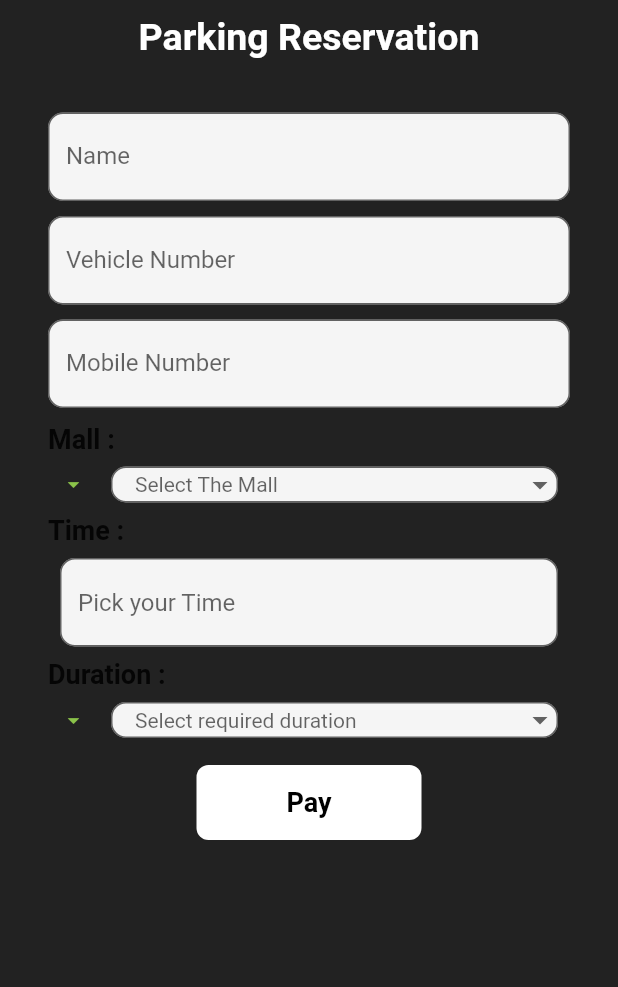
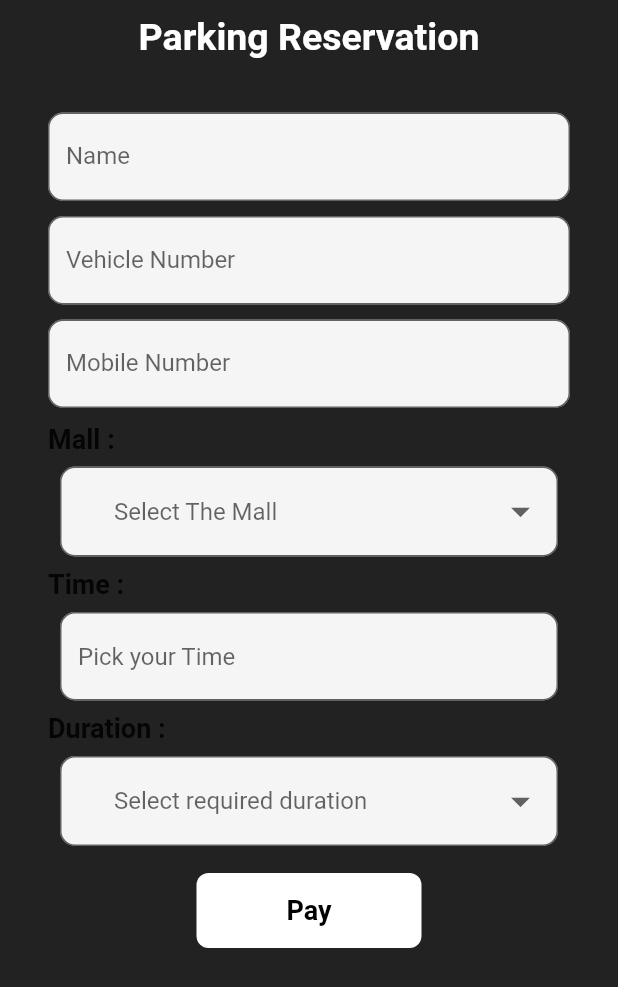
Before and after one commit to fimilfaneea/ParkSmart, a Flutter app: the HomePage screen opened by its route, after a tap on the "add" icon, on a phone screen of 412 x 824 dp. Shown: the top 987 px of the screen. Run offline on Flutter 3.47's test engine with Material 2 defaults, Android fonts, the phone set to English and light mode, and no system bars; our stand-ins replace cloud_firestore, dropdown_button2, firebase_auth, firebase_core, get, lottie and 1 more; missing offline and left inert: pay, razorpay_flutter; accounts and stored records are empty.

Commit message:
Ticket page dropdowns fixed

```diff
--- a/lib/views/ticket.dart
+++ b/lib/views/ticket.dart
@@ -189,15 +189,16 @@ class _AddState extends State<Add> {
                       Padding(
                         padding: const EdgeInsets.all(8.0),
                         child: DropdownButtonFormField2(
-
+                          buttonStyleData: const ButtonStyleData(
+                            height: 60,
+                            padding:
+                                EdgeInsets.only(left: 20, right: 10),
+                          ),
+                          iconStyleData: const IconStyleData(
+                            iconSize: 30,
+                            ),
                           decoration:
                           InputDecoration(
-                            icon: const Icon(
-                            Icons.arrow_drop_down,
-                            color: Colors.lightGreen,
-
-
-                          ),
                             fillColor: Colors.grey.shade100,
                             filled: true,
                             isDense: true,
@@ -210,16 +211,16 @@ class _AddState extends State<Add> {
                           isExpanded: true,
                           hint: const Text(
                             'Select The Mall',
-                            style: TextStyle(fontSize: 14),
+                            style: TextStyle(fontSize: 16),
                           ),
 
-                         // iconSize: 30,
-                          //buttonHeight: 60,
-                         // buttonPadding:
-                         // const EdgeInsets.only(left: 20, right: 10),
-                          //dropdownDecoration: BoxDecoration(
-                            //borderRadius: BorderRadius.circular(15),
-                         // ),
+
+                         dropdownStyleData: DropdownStyleData(
+                          decoration: BoxDecoration(
+                            borderRadius: BorderRadius.circular(15),
+                         ),
+                         ),
+
                           items: mallItems
                               .map((item) => DropdownMenuItem<String>(
                             value: item,
@@ -296,6 +297,45 @@ class _AddState extends State<Add> {
                       Padding(
                         padding: const EdgeInsets.all(8.0),
                         child: DropdownButtonFormField2(
+                          buttonStyleData: const ButtonStyleData(
+                            height: 60,
+                            padding:
+                            EdgeInsets.only(left: 20,right: 10),
+                          ),
+
+                            iconStyleData: const IconStyleData(
+                              iconSize: 30 ,
+                            ),
+                            dropdownStyleData: DropdownStyleData(
+                              decoration: BoxDecoration(
+                                borderRadius: BorderRadius.circular(15),
+                              ),
+
+                            ),
+
+                            decoration: InputDecoration(
+                             fillColor: Colors.grey.shade100,
+                            filled: true,
+                            isDense: true,
+                            contentPadding: EdgeInsets.zero,
+                            border: OutlineInputBorder(
+                              borderRadius: BorderRadius.circular(10),
+                            ),
+                           ),
+
+                          isExpanded: true,
+                          hint: const Text(
+                            'Select required duration',
+                            style: TextStyle(fontSize: 16),
+                          ),
+
+                          value: selectedDuration,
+                          onChanged: (value) {
+                            setState(() {
+                              selectedDuration = value.toString();
+                            });
+                          },
+
                           items: durationItems
                               .map((item) => DropdownMenuItem<String>(
                             value: item,
@@ -313,44 +353,6 @@ class _AddState extends State<Add> {
                             }
                             return null;
                           },
-                          value: selectedDuration,
-                          onChanged: (value) {
-                            setState(() {
-                              selectedDuration = value.toString();
-                            });
-                          },
-
-                          decoration:
-                         // dropdownDecoration: BoxDecoration(
-                           // borderRadius: BorderRadius.circular(15),
-                          //),
-                           InputDecoration(
-
-                            icon: const Icon(
-                            Icons.arrow_drop_down,
-                            color: Colors.lightGreen,
-
-                          ),
-                            fillColor: Colors.grey.shade100,
-                            filled: true,
-                            isDense: true,
-                            contentPadding: EdgeInsets.zero,
-                            border: OutlineInputBorder(
-                              borderRadius: BorderRadius.circular(10),
-                            ),
-                          ),
-                          isExpanded: true,
-                          hint: const Text(
-                            'Select required duration',
-                            style: TextStyle(fontSize: 14),
-                          ),
-
-                          //iconSize: 30,
-                         // buttonHeight: 60,
-                          //buttonPadding:
-                         // const EdgeInsets.only(left: 20, right: 10),
-
-
                         ),
                       ),
 
--- a/pubspec.yaml
+++ b/pubspec.yaml
@@ -9,12 +9,14 @@ environment:
 dependencies:
   cloud_firestore: ^4.8.2
   dropdown_button2: ^2.1.4
+  dropdown_button3: ^3.0.0
   firebase_auth: ^4.6.3
   firebase_core: ^2.14.0
   flutter:
     sdk: flutter
   flutter_launcher_icons: ^0.13.1
   get: ^4.6.5
+  lints: ^2.0.1
   lottie: ^2.3.2
   pay: ^1.1.1
   razorpay_flutter: ^1.3.5
```
Also changed, not shown: pubspec.lock.
